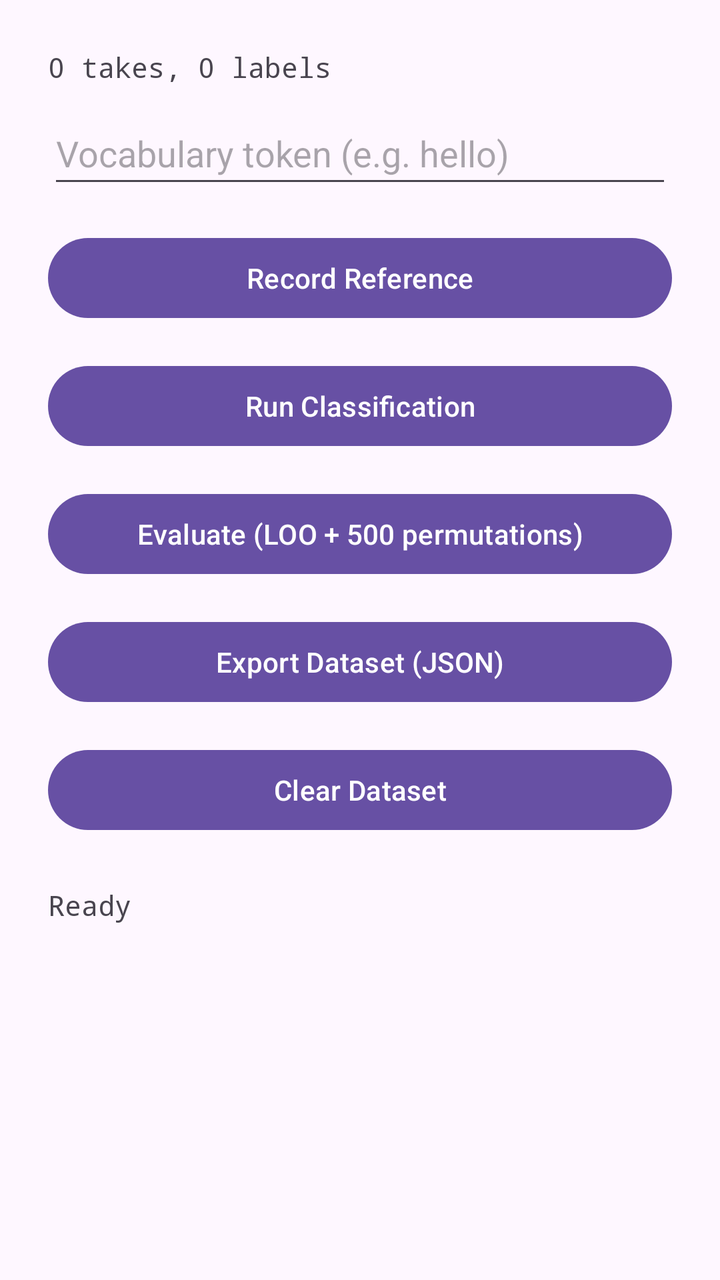
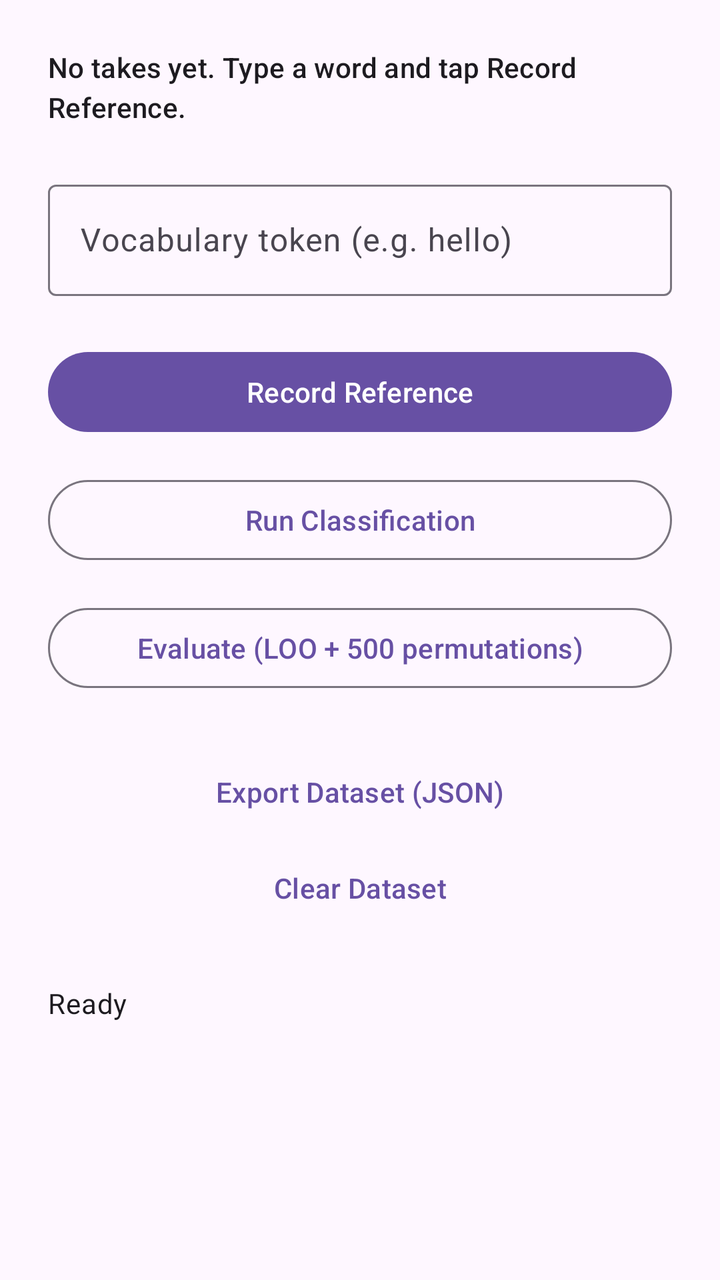

The first picture is an Android layout as it rendered before a commit; the second is the same layout after the commit. The layout source and the unified diff follow.
<!-- AndroidManifest.xml: application theme Theme.SubvoxAndroid -->
<!-- res/layout/activity_main.xml -->
<?xml version="1.0" encoding="utf-8"?>
<ScrollView xmlns:android="http://schemas.android.com/apk/res/android"
    android:layout_width="match_parent" android:layout_height="match_parent">
    <LinearLayout
        android:layout_width="match_parent" android:layout_height="wrap_content"
        android:orientation="vertical" android:padding="24dp" android:gravity="center_horizontal">

        <TextView android:id="@+id/takeCountText"
            android:layout_width="match_parent" android:layout_height="wrap_content"
            android:text="0 takes, 0 labels" android:textSize="14sp"
            android:paddingBottom="8dp" android:fontFamily="monospace" />

        <EditText android:id="@+id/inputLabel" android:layout_width="match_parent"
            android:layout_height="wrap_content" android:hint="Vocabulary token (e.g. hello)"
            android:minHeight="48dp" android:inputType="text" />

        <Button android:id="@+id/recordButton" android:layout_width="match_parent"
            android:layout_height="wrap_content" android:layout_marginTop="16dp"
            android:minHeight="48dp" android:text="Record Reference" />

        <Button android:id="@+id/classifyButton" android:layout_width="match_parent"
            android:layout_height="wrap_content" android:layout_marginTop="16dp"
            android:minHeight="48dp" android:text="Run Classification" />

        <Button android:id="@+id/evaluateButton" android:layout_width="match_parent"
            android:layout_height="wrap_content" android:layout_marginTop="16dp"
            android:minHeight="48dp" android:text="Evaluate (LOO + 500 permutations)" />

        <Button android:id="@+id/exportButton" android:layout_width="match_parent"
            android:layout_height="wrap_content" android:layout_marginTop="16dp"
            android:minHeight="48dp" android:text="Export Dataset (JSON)" />

        <Button android:id="@+id/clearButton" android:layout_width="match_parent"
            android:layout_height="wrap_content" android:layout_marginTop="16dp"
            android:minHeight="48dp" android:text="Clear Dataset" />

        <TextView android:id="@+id/statusText" android:layout_width="match_parent"
            android:layout_height="wrap_content" android:layout_marginTop="24dp"
            android:text="Ready" android:textSize="14sp" android:fontFamily="monospace" />
    </LinearLayout>
</ScrollView>
<!-- resources referenced by this layout -->
<resources>
  <style name="Theme.SubvoxAndroid" parent="Theme.Material3.DayNight.NoActionBar" />
</resources>

<!-- the commit's change to res/layout/activity_main.xml (unified diff, before → after) -->
@@ -1,41 +1,90 @@
 <?xml version="1.0" encoding="utf-8"?>
-<ScrollView xmlns:android="http://schemas.android.com/apk/res/android"
-    android:layout_width="match_parent" android:layout_height="match_parent">
+<androidx.core.widget.NestedScrollView xmlns:android="http://schemas.android.com/apk/res/android"
+    android:layout_width="match_parent"
+    android:layout_height="match_parent"
+    android:fillViewport="true">
     <LinearLayout
-        android:layout_width="match_parent" android:layout_height="wrap_content"
-        android:orientation="vertical" android:padding="24dp" android:gravity="center_horizontal">
+        android:layout_width="match_parent"
+        android:layout_height="wrap_content"
+        android:orientation="vertical"
+        android:padding="24dp">
 
         <TextView android:id="@+id/takeCountText"
             android:layout_width="match_parent" android:layout_height="wrap_content"
-            android:text="0 takes, 0 labels" android:textSize="14sp"
-            android:paddingBottom="8dp" android:fontFamily="monospace" />
+            android:textAppearance="?attr/textAppearanceLabelLarge"
+            android:text="No takes yet. Type a word and tap Record Reference."
+            android:paddingBottom="16dp" />
 
-        <EditText android:id="@+id/inputLabel" android:layout_width="match_parent"
-            android:layout_height="wrap_content" android:hint="Vocabulary token (e.g. hello)"
-            android:minHeight="48dp" android:inputType="text" />
+        <com.google.android.material.textfield.TextInputLayout
+            style="@style/Widget.Material3.TextInputLayout.OutlinedBox"
+            android:layout_width="match_parent"
+            android:layout_height="wrap_content"
+            android:layout_marginTop="8dp"
+            android:hint="Vocabulary token (e.g. hello)">
+            <com.google.android.material.textfield.TextInputEditText
+                android:id="@+id/inputLabel"
+                android:layout_width="match_parent"
+                android:layout_height="wrap_content"
+                android:inputType="text" />
+        </com.google.android.material.textfield.TextInputLayout>
 
-        <Button android:id="@+id/recordButton" android:layout_width="match_parent"
-            android:layout_height="wrap_content" android:layout_marginTop="16dp"
-            android:minHeight="48dp" android:text="Record Reference" />
+        <com.google.android.material.button.MaterialButton
+            android:id="@+id/recordButton"
+            style="@style/Widget.Material3.Button"
+            android:layout_width="match_parent"
+            android:layout_height="wrap_content"
+            android:layout_marginTop="24dp"
+            android:minHeight="48dp"
+            android:text="Record Reference" />
 
-        <Button android:id="@+id/classifyButton" android:layout_width="match_parent"
-            android:layout_height="wrap_content" android:layout_marginTop="16dp"
-            android:minHeight="48dp" android:text="Run Classification" />
+        <com.google.android.material.button.MaterialButton
+            android:id="@+id/classifyButton"
+            style="@style/Widget.Material3.Button.OutlinedButton"
+            android:layout_width="match_parent"
+            android:layout_height="wrap_content"
+            android:layout_marginTop="16dp"
+            android:minHeight="48dp"
+            android:text="Run Classification" />
 
-        <Button android:id="@+id/evaluateButton" android:layout_width="match_parent"
-            android:layout_height="wrap_content" android:layout_marginTop="16dp"
-            android:minHeight="48dp" android:text="Evaluate (LOO + 500 permutations)" />
+        <com.google.android.material.button.MaterialButton
+            android:id="@+id/evaluateButton"
+            style="@style/Widget.Material3.Button.OutlinedButton"
+            android:layout_width="match_parent"
+            android:layout_height="wrap_content"
+            android:layout_marginTop="16dp"
+            android:minHeight="48dp"
+            android:text="Evaluate (LOO + 500 permutations)" />
 
-        <Button android:id="@+id/exportButton" android:layout_width="match_parent"
-            android:layout_height="wrap_content" android:layout_marginTop="16dp"
-            android:minHeight="48dp" android:text="Export Dataset (JSON)" />
+        <com.google.android.material.progressindicator.CircularProgressIndicator
+            android:id="@+id/evalProgress"
+            android:layout_width="wrap_content"
+            android:layout_height="wrap_content"
+            android:layout_gravity="center_horizontal"
+            android:layout_marginTop="16dp"
+            android:indeterminate="true"
+            android:visibility="gone" />
 
-        <Button android:id="@+id/clearButton" android:layout_width="match_parent"
-            android:layout_height="wrap_content" android:layout_marginTop="16dp"
-            android:minHeight="48dp" android:text="Clear Dataset" />
+        <com.google.android.material.button.MaterialButton
+            android:id="@+id/exportButton"
+            style="@style/Widget.Material3.Button.TextButton"
+            android:layout_width="match_parent"
+            android:layout_height="wrap_content"
+            android:layout_marginTop="24dp"
+            android:minHeight="48dp"
+            android:text="Export Dataset (JSON)" />
 
-        <TextView android:id="@+id/statusText" android:layout_width="match_parent"
-            android:layout_height="wrap_content" android:layout_marginTop="24dp"
-            android:text="Ready" android:textSize="14sp" android:fontFamily="monospace" />
+        <com.google.android.material.button.MaterialButton
+            android:id="@+id/clearButton"
+            style="@style/Widget.Material3.Button.TextButton"
+            android:layout_width="match_parent"
+            android:layout_height="wrap_content"
+            android:minHeight="48dp"
+            android:text="Clear Dataset" />
+
+        <TextView android:id="@+id/statusText"
+            android:layout_width="match_parent" android:layout_height="wrap_content"
+            android:layout_marginTop="24dp"
+            android:textAppearance="?attr/textAppearanceBodyMedium"
+            android:text="Ready" />
     </LinearLayout>
-</ScrollView>
+</androidx.core.widget.NestedScrollView>
